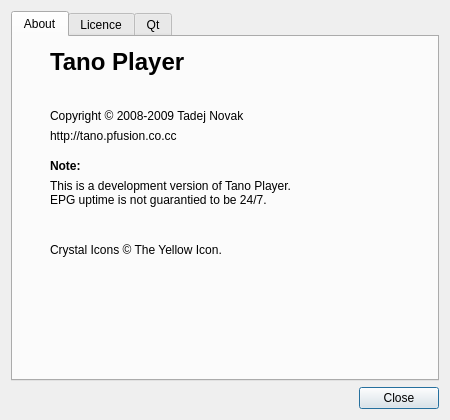
ntadej/tano, file ui/About.ui: the form before one commit.
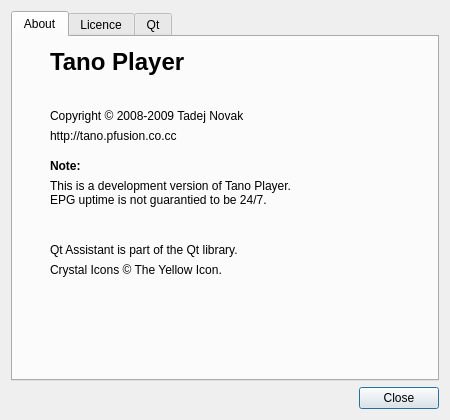
The form after the commit. Icons and pictures are not drawn.

Diff of the .ui file:
```diff
--- a/ui/About.ui
+++ b/ui/About.ui
@@ -150,6 +150,13 @@
            </property>
           </widget>
          </item>
+         <item>
+          <widget class="QLabel" name="labelAssistant" >
+           <property name="text" >
+            <string>Qt Assistant is part of the Qt library.</string>
+           </property>
+          </widget>
+         </item>
          <item>
           <widget class="QLabel" name="labelIcons" >
            <property name="text" >
```
